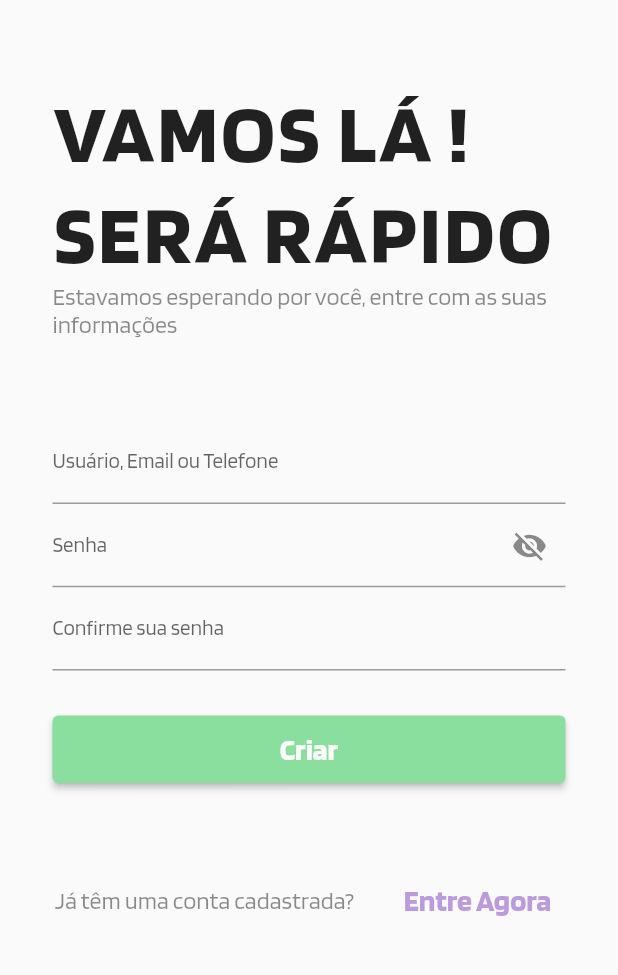
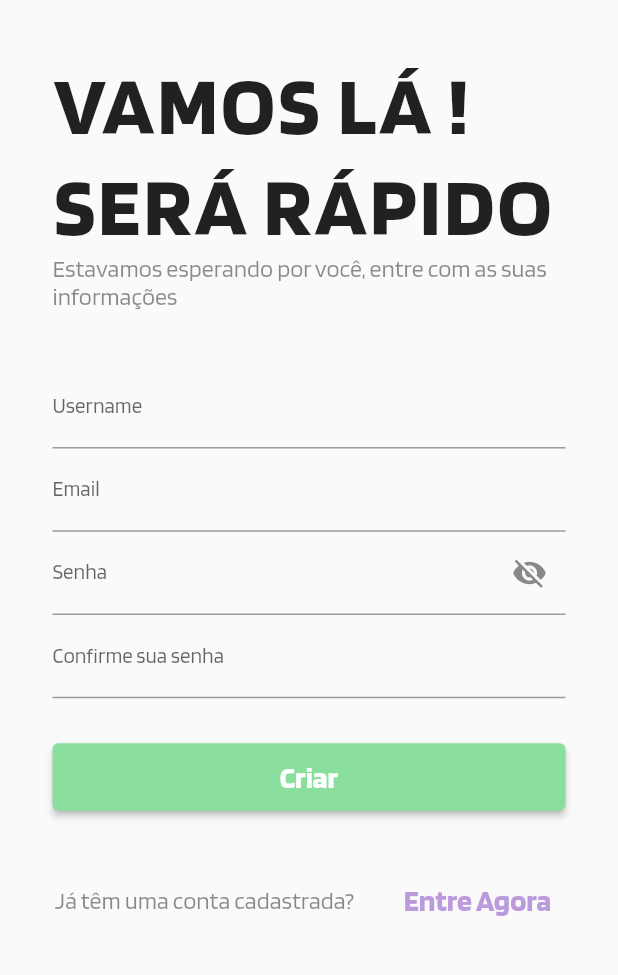
Before and after one commit to guilhermedacruzz/TCC_APP, a Flutter app: the screen it shows after launch, after a tap on "Entrar", after a tap on "Criar Agora", on a phone screen of 412 x 824 dp, the part 173-1148 px from its top. Run offline on Flutter 3.47's test engine with Material 2 defaults, Android fonts, the phone set to English and light mode, and no system bars; drawn by our look-alikes of animated_background; our stand-ins replace shared_preferences, syncfusion_flutter_charts, validators; accounts and stored records are empty; project files that could hold a hidden picture were left out.

Commit message:
adicionando nome

```diff
--- a/lib/controller/controller_sign_up.dart
+++ b/lib/controller/controller_sign_up.dart
@@ -4,6 +4,7 @@ import '../services/service_autentication.dart';
 import '../utils/enums.dart';
 
 class ControllerSignUp with ChangeNotifier {
+  String _username = '';
   String _email = ''; // variavel que guarda o email
   String _password = ''; // variavel que guarda a senha
   String _confirmationPassword = ''; // variavel que guarda a senha da confirmação
@@ -22,8 +23,21 @@ class ControllerSignUp with ChangeNotifier {
   bool get hasError => _result == ActionResult.error;
   String get errorMsg => _errormsg ?? '';
 
+  String get username => _username;
   String get email => _email;
   String get password => _password;
+
+
+  // Validação do email
+  String? validateUsername(String? val) {
+    if (val == null || val.isEmpty) {
+      return "O Username não pode ser vazio";
+    }
+    if (val.length < 8) {
+      return "Username inválido";
+    }
+    return null;
+  }
 
   // Validação do email
   String? validateEmail(String? val) {
@@ -55,6 +69,9 @@ class ControllerSignUp with ChangeNotifier {
     return null;
   }
 
+  setUsername(String val) {
+    _username = val;
+  }
   // Setters
   setEmail(String val) {
     _email = val;
@@ -82,7 +99,7 @@ class ControllerSignUp with ChangeNotifier {
 
     String? ret;
     if(_register) {
-      ret = await _serviceAutentication.singUp(_email, _password);
+      ret = await _serviceAutentication.singUp(_email, _password, _username);
     }
     else {
       ret = await _serviceAutentication.singIn(_email, _password);
--- a/lib/pages/page_sign_in.dart
+++ b/lib/pages/page_sign_in.dart
@@ -98,8 +98,8 @@ class _PageSignInState extends State<PageSignIn> with TickerProviderStateMixin {
                 child: Column(
                   children: [
                     CustomTextFormField(
-                      label: "Usuário, Email ou Telefone",
-                      hint: "Digite o seu usuário",
+                      label: "Email",
+                      hint: "Digite o seu email",
                       validator: _controller.validateEmail,
                       onChanged: (value) {
                         _controller.setEmail(value ?? '');
--- a/lib/pages/page_sign_up.dart
+++ b/lib/pages/page_sign_up.dart
@@ -1,5 +1,6 @@
 import 'package:flutter/material.dart';
 import 'package:provider/provider.dart';
+import 'package:tcc/pages/page_splash.dart';
 import '../controller/controller_sign_up.dart';
 import '../forms/custom_button.dart';
 import '../forms/custom_textformfield.dart';
@@ -64,7 +65,7 @@ class _PageSignUpState extends State<PageSignUp> with TickerProviderStateMixin {
       footerButtonText: "Entre Agora",
       footerAction: () {
         _controller.setRegister(false);
-        Navigator.of(context).pushNamed(PageSignIn.routeName);
+        Navigator.of(context).pushNamed(PageSplash.routeName);
       },
       child: Form(
         key: _formKey,
@@ -97,8 +98,16 @@ class _PageSignUpState extends State<PageSignUp> with TickerProviderStateMixin {
                 child: Column(
                   children: [
                     CustomTextFormField(
-                      label: "Usuário, Email ou Telefone",
-                      hint: "Digite o seu usuário",
+                      label: "Username",
+                      hint: "Digite o seu username",
+                      validator: _controller.validateUsername,
+                      onChanged: (value) {
+                        _controller.setUsername(value ?? '');
+                      },
+                    ),
+                    CustomTextFormField(
+                      label: "Email",
+                      hint: "Digite o seu email",
                       validator: _controller.validateEmail,
                       onChanged: (value) {
                         _controller.setEmail(value ?? '');
--- a/lib/widgets/custom_drawler.dart
+++ b/lib/widgets/custom_drawler.dart
@@ -95,7 +95,7 @@ class _CustomDrawerState extends State<CustomDrawer> {
                 ),
               ),
               onTap: () {
-                Navigator.of(context).pushNamed(PageSignIn.routeName);
+                _autenticationService.logout();
               },
             )
           ],
```
Also changed, not shown: lib/services/service_autentication.dart (+24 -8 lines).
